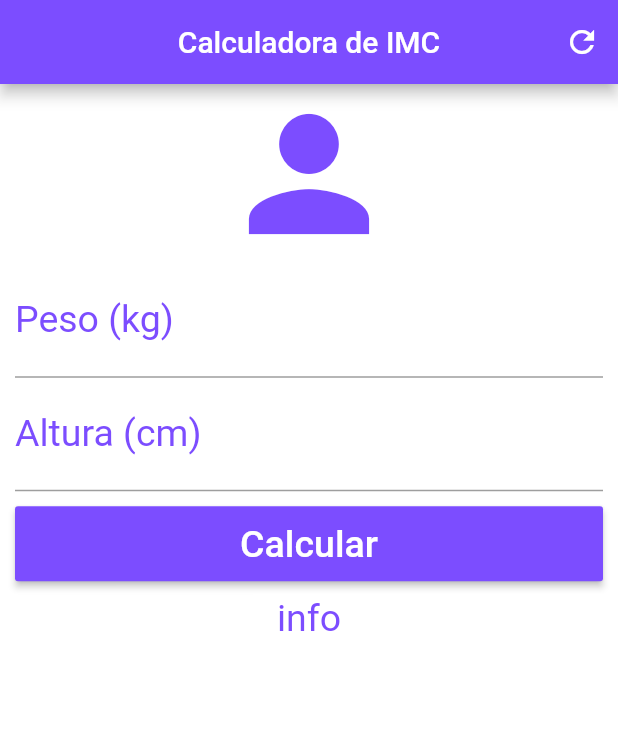
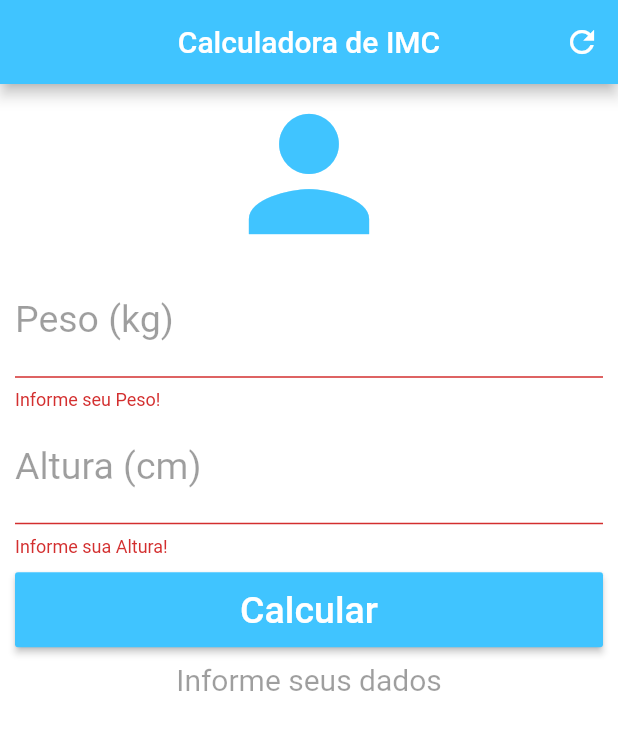
Before and after one commit to Nelsonmzs/calculadora_imc, a Flutter app: the screen it shows after launch, after a tap on "Calcular", on a phone screen of 412 x 824 dp. Shown: the top 730 px of the screen. Run offline on Flutter 3.47's test engine with Material 2 defaults, Android fonts, the phone set to English and light mode, and no system bars.

Commit message:
- Adiciona 'Form' ao código para validar se o usuário deixou de informar algum dos valores ** Peso e/ou Altura **

```diff
--- a/lib/main.dart
+++ b/lib/main.dart
@@ -12,60 +12,121 @@ class Home extends StatefulWidget {
 }
 
 class _HomeState extends State<Home> {
+
+  TextEditingController weightController = TextEditingController();
+  TextEditingController heightController = TextEditingController();
+
+  GlobalKey<FormState> _formKey = GlobalKey<FormState>();
+
+  String _infoText = "Informe seus dados";
+
+  void _resetFields() {
+    weightController.text = "";
+    heightController.text = "";
+
+    setState(() {
+      _infoText = "Informe seus dados";
+    });
+  }
+
+  void _calculate() {
+    setState(() {
+      double weight = double.parse(weightController.text);
+      double height = double.parse(heightController.text);
+      double imc = weight / (height * height);
+
+      if (imc < 18.6) {
+        _infoText = "Abaixo do Peso (${imc.toStringAsPrecision(4)})";
+      } else if (imc >= 18.6 && imc < 24.9) {
+        _infoText = "Peso Ideal (${imc.toStringAsPrecision(4)})";
+      } else if (imc >= 24.9 && imc < 29.9) {
+        _infoText = "Levemente Acima do Peso (${imc.toStringAsPrecision(4)})";
+      } else if (imc >= 29.9 && imc < 34.9) {
+        _infoText = "Obesidade Grau I (${imc.toStringAsPrecision(4)})";
+      } else if (imc >= 34.9 && imc < 39.90) {
+        _infoText = "Obesidade Grau II (${imc.toStringAsPrecision(4)}";
+      } else if (imc >= 40.0) {
+        _infoText = "Obesidade Grau III (${imc.toStringAsPrecision(4)}";
+      }
+    });
+  }
+
   @override
   Widget build(BuildContext context) {
     return Scaffold(
       appBar: AppBar(
         title: Text("Calculadora de IMC"),
         centerTitle: true,
-        backgroundColor: Colors.deepPurpleAccent,
+        backgroundColor: Colors.lightBlueAccent,
         actions: <Widget>[
           IconButton(
             icon: Icon(Icons.refresh),
-            onPressed: () {},
+            onPressed: () {
+              _resetFields();
+            },
           )
         ],
       ),
       backgroundColor: Colors.white,
       body: SingleChildScrollView(
         padding: EdgeInsets.fromLTRB(10.0, 0.0, 10.0, 0.0),
+        child: Form(
+          key: _formKey,
             child: Column(
               crossAxisAlignment: CrossAxisAlignment.stretch,
               children: <Widget>[
-            Icon(Icons.person, size: 120.0, color: Colors.deepPurpleAccent),
-            TextField(
+                Icon(Icons.person, size: 120.0, color: Colors.lightBlueAccent),
+                TextFormField(
                   keyboardType: TextInputType.number,
                   decoration: InputDecoration(
                       labelText: "Peso (kg)",
-                  labelStyle: TextStyle(color: Colors.deepPurpleAccent)),
+                      labelStyle: TextStyle(color: Colors.black38)),
                   textAlign: TextAlign.center,
-              style: TextStyle(color: Colors.deepPurpleAccent, fontSize: 25.0),
+                  style: TextStyle(color: Colors.black38, fontSize: 25.0),
+                  controller: weightController,
+                  validator: (value) {
+                    if (value.isEmpty) {
+                      return "Informe seu Peso!";
+                    }
+                  }
                 ),
-            TextField(
+                TextFormField(
                   keyboardType: TextInputType.number,
                   decoration: InputDecoration(
                       labelText: "Altura (cm)",
-                  labelStyle: TextStyle(color: Colors.deepPurpleAccent)),
+                      labelStyle: TextStyle(color: Colors.black38)),
                   textAlign: TextAlign.center,
-              style: TextStyle(color: Colors.deepPurpleAccent, fontSize: 25.0),
+                  style: TextStyle(color: Colors.black38, fontSize: 25.0),
+                  controller: heightController,
+                    validator: (value) {
+                      if (value.isEmpty) {
+                        return "Informe sua Altura!";
+                      }
+                    }
                 ),
                 Padding(
                   padding: EdgeInsets.only(top: 10.0, bottom: 10.0),
                   child: Container(
                     height: 50.0,
                     child:  RaisedButton(
-                  onPressed: () {},
+                      onPressed: () {
+                        if (_formKey.currentState.validate()) {
+                          _calculate();
+                        }
+                      },
                       child: Text("Calcular",
                           style: TextStyle(color: Colors.white, fontSize: 25.0)),
-                  color: Colors.deepPurpleAccent,
+                      color: Colors.lightBlueAccent,
                     ),
                   ),
                 ),
-            Text("info",
+                Text(
+                  _infoText,
                   textAlign: TextAlign.center,
-              style: TextStyle(color: Colors.deepPurpleAccent, fontSize: 25.0),
+                  style: TextStyle(color: Colors.black38, fontSize: 20.0),
                 )
               ],
+            ),
         ),
       ),
     );
```
Lines whose indentation alone changed are shown as unchanged.
